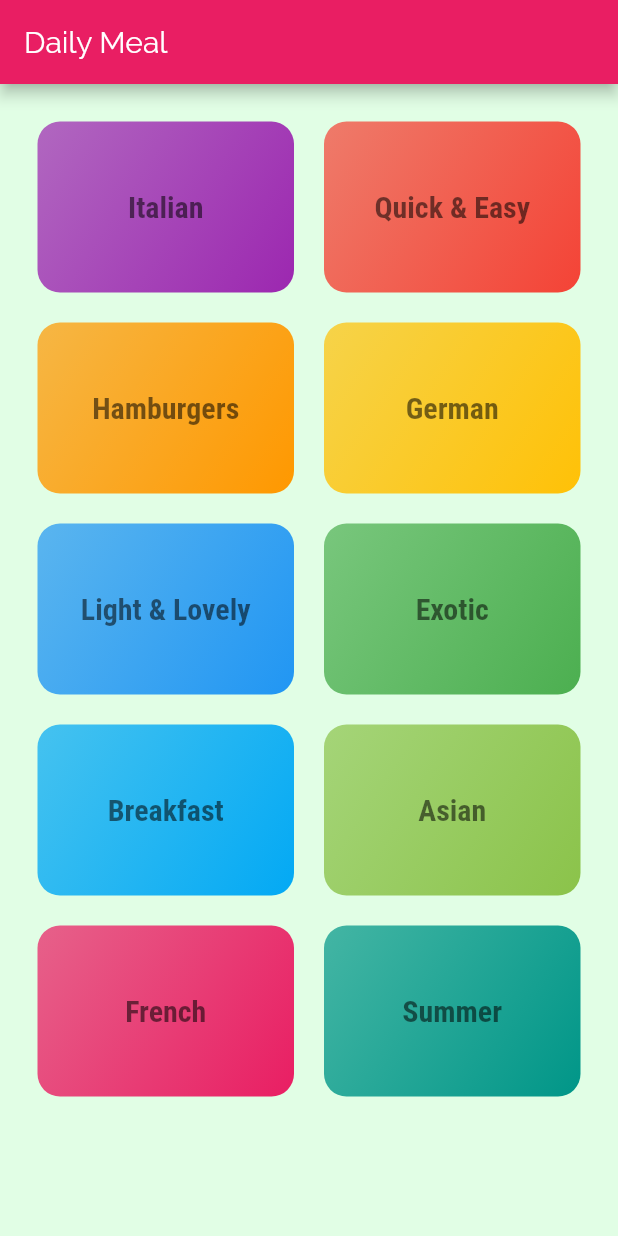
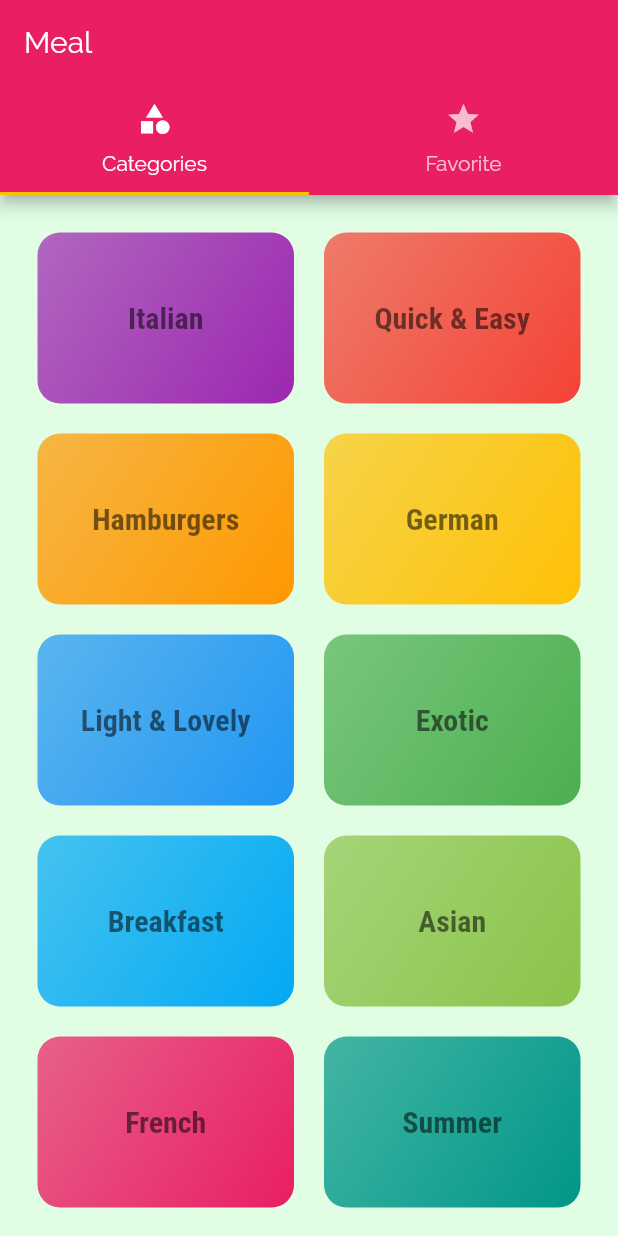
Before and after one commit to ashwanisng/Meal-App, a Flutter app: the screen it shows after launch, on a phone screen of 412 x 824 dp. Run offline on Flutter 3.47's test engine with Material 2 defaults, Android fonts, the phone set to English and light mode, and no system bars.

Commit message:
tab screen added

```diff
--- a/lib/main.dart
+++ b/lib/main.dart
@@ -1,7 +1,7 @@
 import 'package:flutter/material.dart';
 import 'package:meal_app/screen/category_meal_screen.dart';
-import 'package:meal_app/screen/category_screen.dart';
 import 'package:meal_app/screen/details_meal_screen.dart';
+import 'package:meal_app/screen/tabs_screen.dart';
 
 void main() {
   runApp(MyApp());
@@ -31,7 +31,7 @@ class MyApp extends StatelessWidget {
                   fontFamily: 'RobotoCondensed'),
             ),
       ),
-      home: CategoriesScreen(),
+      home: TabsScreen(),
       routes: {
         '/category-meal': (context) => CategoryMealScreen(),
         '/meal-details': (context) => DetailsMealScreen(),
--- /dev/null
+++ b/lib/screen/Favorite_screen.dart
@@ -0,0 +1,12 @@
+import 'package:flutter/material.dart';
+
+class FavoriteScreen extends StatelessWidget {
+  @override
+  Widget build(BuildContext context) {
+    return Container(
+      child: Center(
+        child: Text('Favorite Screen'),
+      ),
+    );
+  }
+}
--- a/lib/screen/category_screen.dart
+++ b/lib/screen/category_screen.dart
@@ -5,11 +5,7 @@ import 'package:meal_app/model/dummy_data.dart';
 class CategoriesScreen extends StatelessWidget {
   @override
   Widget build(BuildContext context) {
-    return Scaffold(
-      appBar: AppBar(
-        title: Text('Daily Meal'),
-      ),
-      body: GridView(
+    return GridView(
       padding: EdgeInsets.all(25),
       children: dummyCategory
           .map(
@@ -26,7 +22,6 @@ class CategoriesScreen extends StatelessWidget {
         crossAxisSpacing: 20,
         mainAxisSpacing: 20,
       ),
-      ),
     );
   }
 }
--- /dev/null
+++ b/lib/screen/tabs_screen.dart
@@ -0,0 +1,38 @@
+import 'package:flutter/material.dart';
+import 'package:meal_app/screen/Favorite_screen.dart';
+import 'package:meal_app/screen/category_screen.dart';
+
+class TabsScreen extends StatefulWidget {
+  @override
+  _TabsScreenState createState() => _TabsScreenState();
+}
+
+class _TabsScreenState extends State<TabsScreen> {
+  @override
+  Widget build(BuildContext context) {
+    return DefaultTabController(
+      length: 2,
+      child: Scaffold(
+        appBar: AppBar(
+          title: Text('Meal'),
+          bottom: TabBar(
+            tabs: [
+              Tab(
+                icon: Icon(Icons.category),
+                text: 'Categories',
+              ),
+              Tab(
+                icon: Icon(Icons.star),
+                text: 'Favorite',
+              ),
+            ],
+          ),
+        ),
+        body: TabBarView(children: [
+          CategoriesScreen(),
+          FavoriteScreen(),
+        ]),
+      ),
+    );
+  }
+}
```
Lines whose indentation alone changed are shown as unchanged.
